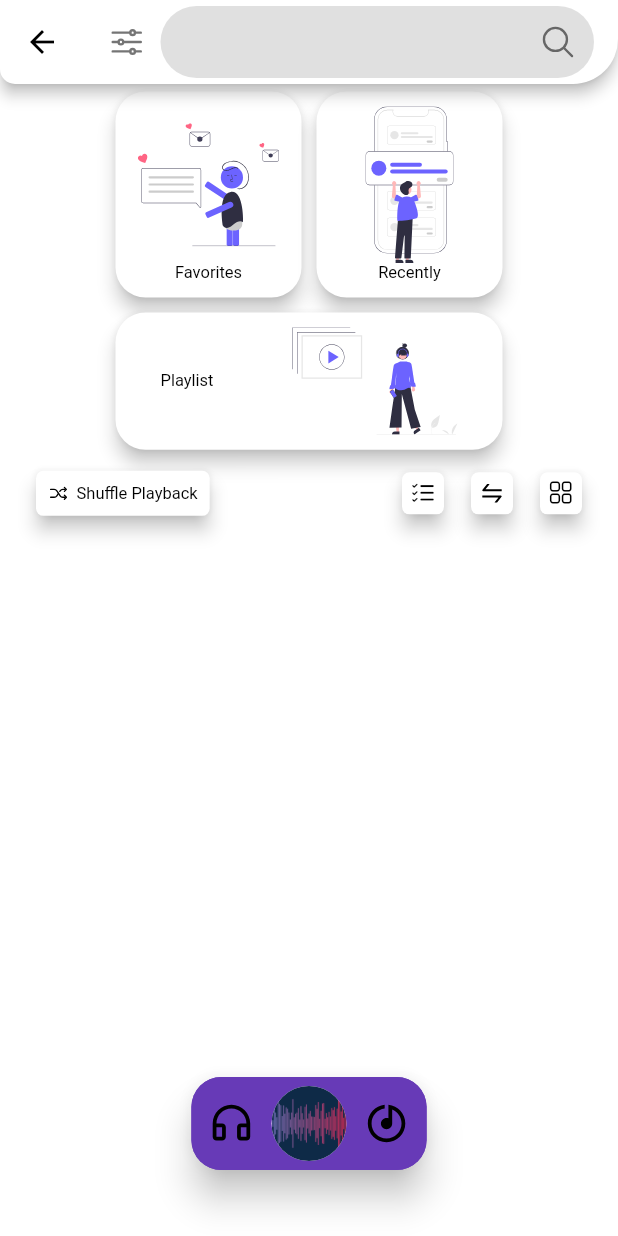
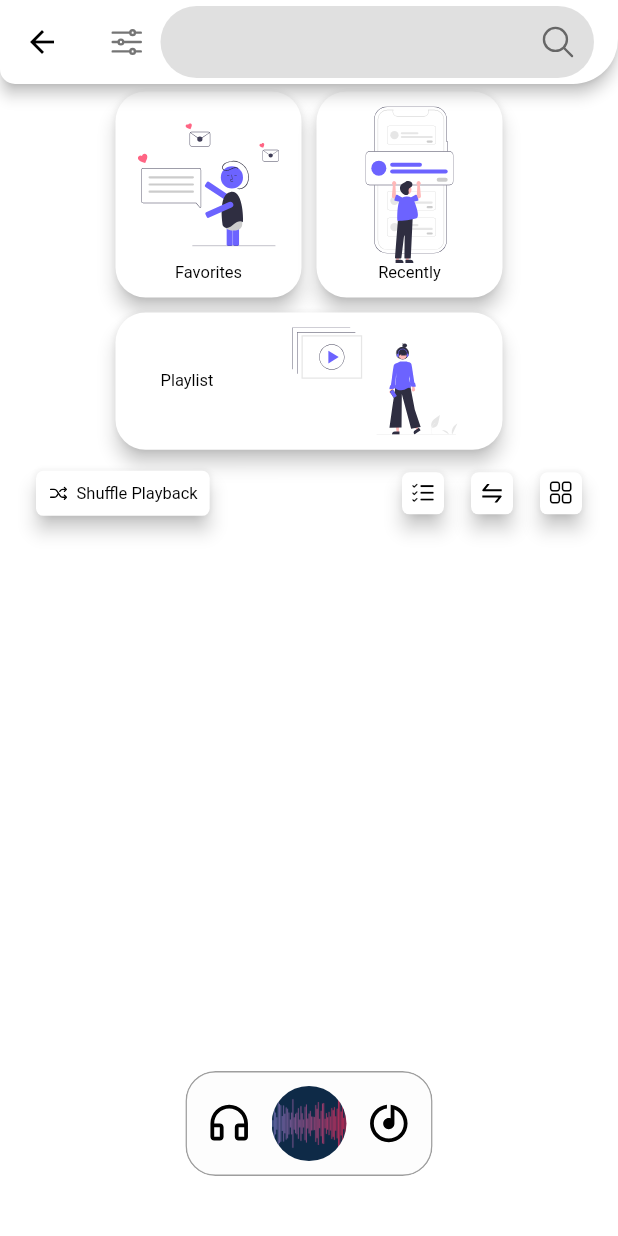
Before and after one commit to ImanGhasemiArani/IGMusic, a Flutter app: the ScreenHolder screen opened directly, on a phone screen of 412 x 824 dp. Run offline on Flutter 3.47's test engine with Material 2 defaults, Android fonts, the phone set to English and light mode, and no system bars; drawn by our look-alikes of auto_size_text, glassmorphism_ui; our stand-ins replace animated_splash_screen, audio_video_progress_bar, eva_icons_flutter, flutter_font_icons, flutter_remix, flutter_svg and 6 more; missing offline and left inert: audio_session, just_audio_web, on_audio_query_web, shared_preferences_web; accounts and stored records are empty.

Commit message:
fixed bug in visualizer and create rotation of avatar of artwork in bottom nav bar

```diff
--- a/lib/assets/clrs.dart
+++ b/lib/assets/clrs.dart
@@ -4,7 +4,9 @@ class Clrs {
   Clrs._();
 
   static const Color songItemWidgetTrackNameColor = Colors.black;
+  static const songMiniItemWidgetTrackNameColor = Colors.white;
   static const Color songItemWidgetArtistNameColor = Colors.black;
+  static const songMiniItemWidgetArtistNameColor = Colors.white;
   static const Color songItemWidgetAlbumNameColor = Colors.black;
 
   static const Color favoriteWidgetTextColor = Colors.black;
--- a/lib/assets/fnt_styles.dart
+++ b/lib/assets/fnt_styles.dart
@@ -8,8 +8,14 @@ class FntStyles {
   static TextStyle songItemWidgetTrackNameStyle = GoogleFonts.rajdhani(
       fontSize: 16, color: Clrs.songItemWidgetTrackNameColor, fontWeight: FontWeight.w900);
 
+  static TextStyle songMiniItemWidgetTrackNameStyle = GoogleFonts.rajdhani(
+      fontSize: 16, color: Clrs.songMiniItemWidgetTrackNameColor, fontWeight: FontWeight.w900);
+
   static TextStyle songItemWidgetArtistNameStyle =
       GoogleFonts.itim(fontSize: 15, color: Clrs.songItemWidgetArtistNameColor);
+
+  static TextStyle songMiniItemWidgetArtistNameStyle =
+      GoogleFonts.itim(fontSize: 15, color: Clrs.songMiniItemWidgetArtistNameColor);
 
   static TextStyle songItemWidgetAlbumNameStyle =
       GoogleFonts.itim(fontSize: 12, color: Clrs.songItemWidgetAlbumNameColor);
--- a/lib/controllers/audio_manager.dart
+++ b/lib/controllers/audio_manager.dart
@@ -44,6 +44,7 @@ class AudioManager {
   }
 
   AudioManager._internal() {
+    audioChangeStatus = (bool tmp) {};
     _initAudioPlayer();
   }
 
--- a/lib/widgets/bottom_bar/bottom_nav_bar.dart
+++ b/lib/widgets/bottom_bar/bottom_nav_bar.dart
@@ -8,6 +8,7 @@ import 'package:ig_music/widgets/button/btn_audio_control.dart';
 import 'package:ig_music/widgets/visualizer/circular_visualizer.dart';
 
 import '../../assets/clrs.dart';
+import '../../assets/fnt_styles.dart';
 import '../../assets/imgs.dart';
 import '../../controllers/audio_manager.dart';
 
@@ -81,28 +82,20 @@ class _BottomNavBarState extends State<BottomNavBar>
                       size.width / 2 - _maxWidth / 2, value),
                   width: lerpDouble(_minWidth, _maxWidth, value),
                   bottom: lerpDouble(40, size.width / 2 - _maxWidth / 2, value),
-                  child: Card(
-                    elevation: 10,
-                    color: Colors.deepPurple,
-                    shadowColor: Colors.black,
-                    shape: RoundedRectangleBorder(
+                  child: GlassContainer(
+                    blur: 30,
+                    opacity: 0.2,
+                    border: Border.fromBorderSide(_isExpanded
+                        ? BorderSide.none
+                        : const BorderSide(color: Colors.grey)),
                     borderRadius: BorderRadius.vertical(
                         top: Radius.circular(lerpDouble(20, 30, value)!),
-                            bottom:
-                                Radius.circular(lerpDouble(20, 30, value)!))),
-                    child: Container(
-                        decoration: BoxDecoration(
-                            borderRadius: BorderRadius.vertical(
-                                top:
-                                    Radius.circular(lerpDouble(20, 30, value)!),
-                                bottom: Radius.circular(
-                                    lerpDouble(20, 30, value)!)),
-                            color: Colors.deepPurple),
+                        bottom: Radius.circular(lerpDouble(20, 30, value)!)),
                     child: _isExpanded
                         ? Opacity(
                             opacity: _controller.value,
                             child: _buildExpandedContent())
-                            : _buildMenuContent()),
+                        : _buildMenuContent(),
                   ),
                 ),
               ],
@@ -128,19 +121,49 @@ class _BottomNavBarState extends State<BottomNavBar>
             ),
           ),
           Padding(
-            padding: const EdgeInsets.only(bottom: 50),
+            padding: const EdgeInsets.only(bottom: 30),
             child: Align(
               alignment: Alignment.bottomCenter,
               child: FittedBox(
                 fit: BoxFit.scaleDown,
                 child: GlassContainer(
                   width: _maxWidth / 3 * 2,
-                  height: 70,
-                  blur: 15,
+                  height: 120,
+                  blur: 25,
                   border: const Border.fromBorderSide(BorderSide.none),
                   opacity: 0.05,
                   borderRadius: BorderRadius.circular(20),
-                  child: Row(
+                  child: Column(
+                      mainAxisAlignment: MainAxisAlignment.spaceEvenly,
+                      children: [
+                        ValueListenableBuilder<String>(
+                          valueListenable:
+                              AudioManager().currentSongTitleNotifier,
+                          builder: (_, value, __) {
+                            return Text(
+                              value,
+                              textAlign: TextAlign.center,
+                              style: FntStyles.songMiniItemWidgetTrackNameStyle,
+                              maxLines: 1,
+                              overflow: TextOverflow.ellipsis,
+                            );
+                          },
+                        ),
+                        ValueListenableBuilder<String>(
+                          valueListenable:
+                              AudioManager().currentSongArtistNotifier,
+                          builder: (_, value, __) {
+                            return Text(
+                              value,
+                              textAlign: TextAlign.center,
+                              style:
+                                  FntStyles.songMiniItemWidgetArtistNameStyle,
+                              maxLines: 1,
+                              overflow: TextOverflow.ellipsis,
+                            );
+                          },
+                        ),
+                        Row(
                           mainAxisAlignment: MainAxisAlignment.spaceEvenly,
                           crossAxisAlignment: CrossAxisAlignment.center,
                           children: const [
@@ -149,6 +172,7 @@ class _BottomNavBarState extends State<BottomNavBar>
                             NextButton(),
                           ],
                         ),
+                      ]),
                 ),
               ),
             ),
--- a/lib/widgets/visualizer/circular_visualizer.dart
+++ b/lib/widgets/visualizer/circular_visualizer.dart
@@ -1,7 +1,6 @@
 import 'dart:math';
 
 import 'package:flutter/material.dart';
-import 'package:flutter/rendering.dart';
 
 import '../../controllers/audio_manager.dart';
 
@@ -30,11 +29,10 @@ class _CircularVisualizerState extends State<CircularVisualizer>
   @override
   void initState() {
     _rotationController =
-        AnimationController(vsync: this, duration: const Duration(seconds: 5))
+        AnimationController(vsync: this, duration: const Duration(seconds: 10))
           ..addListener(() => setState(() {
                 _rotation = _rotationController.value * 2 * pi;
-              }))
-          ..repeat();
+              }));
     _scaleController = AnimationController(
         vsync: this, duration: const Duration(milliseconds: 300))
       ..addListener(() => setState(() {
@@ -51,6 +49,7 @@ class _CircularVisualizerState extends State<CircularVisualizer>
 
   @override
   void dispose() {
+    AudioManager().audioChangeStatus = (bool tmp) {};
     _rotationController.dispose();
     _scaleController.dispose();
     super.dispose();
@@ -69,17 +68,19 @@ class _CircularVisualizerState extends State<CircularVisualizer>
               Blob(
                   color: const Color(0xff0092ff),
                   scale: _scale,
-                  rotation: _rotation),
+                  rotation: _rotation * 2),
               Blob(
                   color: const Color(0xff4ac7b7),
                   scale: _scale,
-                  rotation: _rotation * 2 - 30),
+                  rotation: _rotation * 4 - 30),
               Blob(
                   color: const Color(0xffa4a6f6),
                   scale: _scale,
-                  rotation: _rotation * 3 - 45),
+                  rotation: _rotation * 6 - 45),
             ],
-            Container(
+            Transform.rotate(
+              angle: _rotation,
+              child: Container(
                   constraints: const BoxConstraints.expand(),
                   decoration: const BoxDecoration(
                       color: Colors.white, shape: BoxShape.circle),
@@ -91,6 +92,7 @@ class _CircularVisualizerState extends State<CircularVisualizer>
                       child: widget.child,
                     ),
                   )),
+            ),
           ],
         ),
       ),
@@ -101,9 +103,11 @@ class _CircularVisualizerState extends State<CircularVisualizer>
     if (!isP) {
       if (_scaleController.isCompleted) {
         _scaleController.reverse();
+        _rotationController.stop();
       }
     } else {
       _scaleController.forward();
+      _rotationController.repeat();
     }
 
     widget.onPressed();
```
Also changed, not shown: 1 other file. Lines whose indentation alone changed are shown as unchanged.
